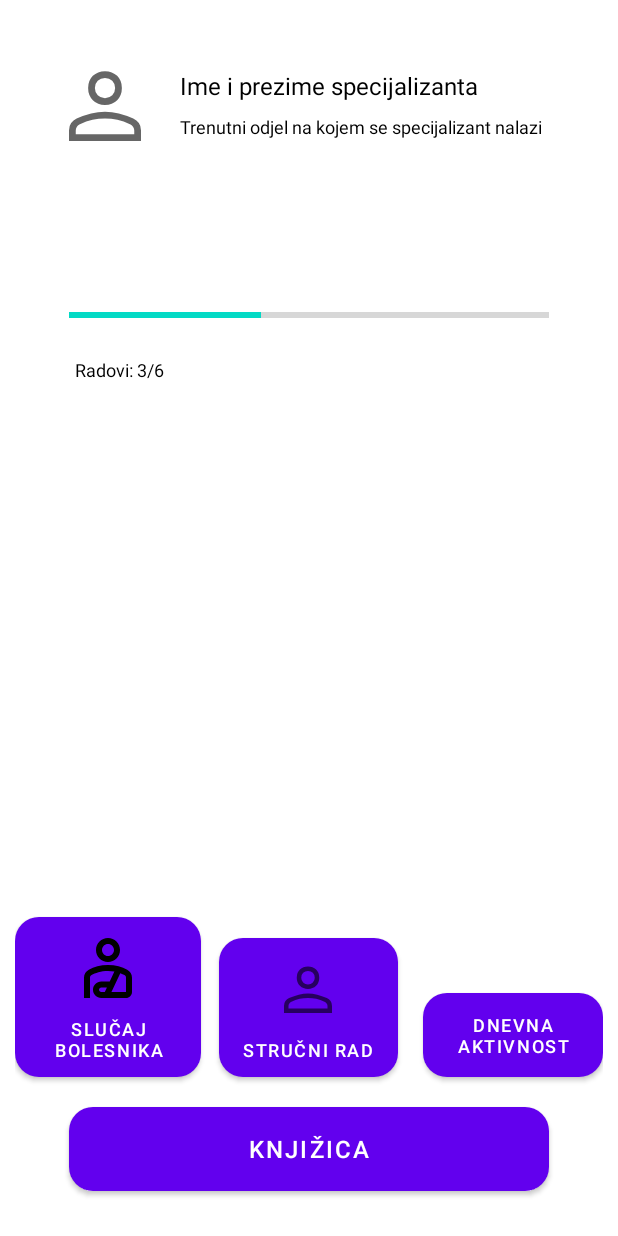
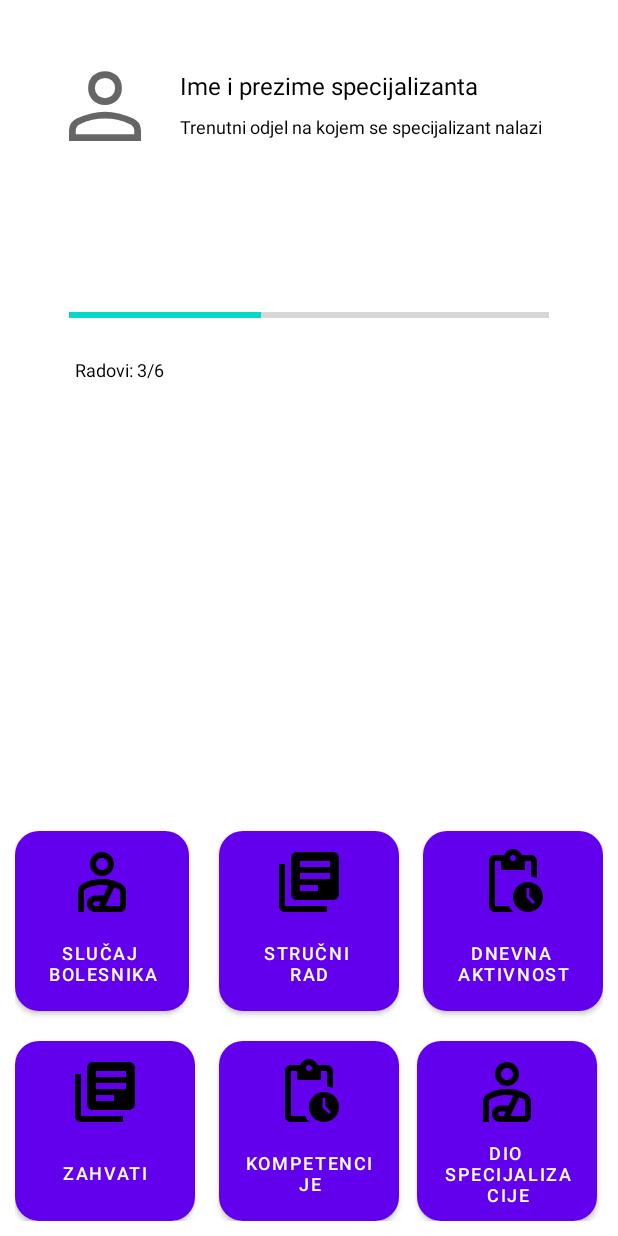
Before and after one commit to AIR-FOI-HR/AIR2211, an Android app: the layout mentor_pracenje_specijalizacije.xml on its own in the app's theme, with its tools: preview values and no code run, on a phone screen of 412 x 824 dp. Run offline under Robolectric (Android 15) with nearby library versions, the phone set to English and light mode, and no system bars.

Commit message:
Ispravljanje grešaka i popravak dizajna

```diff
--- a/Frontend/app/src/main/java/hr/foi/air/ednevnik/recyclerview_adapters/SlucajeviBolesnikaAdapter.kt
+++ b/Frontend/app/src/main/java/hr/foi/air/ednevnik/recyclerview_adapters/SlucajeviBolesnikaAdapter.kt
@@ -18,6 +18,12 @@ class SlucajeviBolesnikaAdapter (
         fun bind(slucajBolesnika: SlucajBolesnika) {
             binding.dnevnikNaslov.text = "${slucajBolesnika.datumSlucaj}"
             binding.tipUnosaDnevnik.text = slucajBolesnika.opisSlucaj
+        }
+
+        init {
+            itemView.setOnClickListener{
+                onItemClick?.invoke(slucajeviBolesnikaArrayList[adapterPosition])
+            }
         }
     }
 
--- /dev/null
+++ b/Frontend/app/src/main/res/drawable/ic_baseline_library_books_24.xml
@@ -0,0 +1,5 @@
+<vector android:autoMirrored="true" android:height="48dp"
+    android:tint="#000000" android:viewportHeight="24"
+    android:viewportWidth="24" android:width="48dp" xmlns:android="http://schemas.android.com/apk/res/android">
+    <path android:fillColor="@android:color/white" android:pathData="M4,6L2,6v14c0,1.1 0.9,2 2,2h14v-2L4,20L4,6zM20,2L8,2c-1.1,0 -2,0.9 -2,2v12c0,1.1 0.9,2 2,2h12c1.1,0 2,-0.9 2,-2L22,4c0,-1.1 -0.9,-2 -2,-2zM19,11L9,11L9,9h10v2zM15,15L9,15v-2h6v2zM19,7L9,7L9,5h10v2z"/>
+</vector>
--- /dev/null
+++ b/Frontend/app/src/main/res/drawable/ic_baseline_pending_actions_24.xml
@@ -0,0 +1,5 @@
+<vector android:height="48dp" android:tint="#000000"
+    android:viewportHeight="24" android:viewportWidth="24"
+    android:width="48dp" xmlns:android="http://schemas.android.com/apk/res/android">
+    <path android:fillColor="@android:color/white" android:pathData="M17,12c-2.76,0 -5,2.24 -5,5s2.24,5 5,5c2.76,0 5,-2.24 5,-5S19.76,12 17,12zM18.65,19.35l-2.15,-2.15V14h1v2.79l1.85,1.85L18.65,19.35zM18,3h-3.18C14.4,1.84 13.3,1 12,1S9.6,1.84 9.18,3H6C4.9,3 4,3.9 4,5v15c0,1.1 0.9,2 2,2h6.11c-0.59,-0.57 -1.07,-1.25 -1.42,-2H6V5h2v3h8V5h2v5.08c0.71,0.1 1.38,0.31 2,0.6V5C20,3.9 19.1,3 18,3zM12,5c-0.55,0 -1,-0.45 -1,-1c0,-0.55 0.45,-1 1,-1c0.55,0 1,0.45 1,1C13,4.55 12.55,5 12,5z"/>
+</vector>
--- a/Frontend/app/src/main/res/layout/mentor_dnevnik_prikaz_unosa.xml
+++ b/Frontend/app/src/main/res/layout/mentor_dnevnik_prikaz_unosa.xml
@@ -20,7 +20,7 @@
             android:layout_centerHorizontal="true"/>
 
         <TextView
-            android:id="@+id/tekstAktivnosti"
+            android:id="@+id/opisDnevnika"
             android:layout_width="match_parent"
             android:layout_height="wrap_content"
             android:layout_marginStart="10dp"
--- a/Frontend/app/src/main/res/layout/mentor_pracenje_specijalizacije.xml
+++ b/Frontend/app/src/main/res/layout/mentor_pracenje_specijalizacije.xml
@@ -68,24 +68,27 @@
 
         <Button
             android:id="@+id/strucniRad"
-            android:layout_width="wrap_content"
-            android:layout_height="wrap_content"
+            android:layout_width="120dp"
+            android:layout_height="120dp"
+            android:layout_above="@id/kompetencija"
             android:layout_centerHorizontal="true"
-            android:layout_above="@id/knjizicaGumb"
+            android:layout_marginStart="20dp"
+            android:layout_marginTop="20dp"
+            android:layout_marginEnd="12dp"
             android:background="@drawable/rounded_corner"
-            android:text="@string/strucniRad"
-            android:textSize="12sp"
+            android:drawableTop="@drawable/ic_baseline_library_books_24"
             android:elevation="10dp"
-            android:drawableTop="@drawable/person_48px"
-            />
+            android:text="@string/strucniRadGumb"
+            android:textSize="12sp" />
 
         <Button
             android:id="@+id/dnevnaAktivnost"
             android:layout_width="120dp"
-            android:layout_height="56dp"
-            android:layout_above="@id/knjizicaGumb"
+            android:layout_height="120dp"
+            android:layout_above="@id/dioSpecijalizacije"
             android:layout_alignParentEnd="true"
             android:background="@drawable/rounded_corner"
+            android:drawableTop="@drawable/ic_baseline_pending_actions_24"
             android:text="@string/dnevnaAktivnost"
             android:textSize="12sp"
             android:elevation="10dp"
@@ -93,11 +96,10 @@
 
         <Button
             android:id="@+id/slucajBolesnika"
-            android:layout_width="wrap_content"
-            android:layout_height="wrap_content"
-            android:layout_above="@id/knjizicaGumb"
+            android:layout_width="120dp"
+            android:layout_height="120dp"
+            android:layout_above="@id/zahvat"
             android:layout_alignParentStart="true"
-            android:layout_marginEnd="12dp"
             android:layout_toStartOf="@+id/strucniRad"
             android:background="@drawable/rounded_corner"
             android:drawableTop="@drawable/ic_outline_personal_injury_24"
@@ -105,19 +107,49 @@
             android:text="@string/slucajBolesnika"
             android:textSize="12sp" />
 
+        <Button
+            android:id="@+id/zahvat"
+            android:layout_width="120dp"
+            android:layout_height="120dp"
+            android:layout_centerHorizontal="true"
+            android:layout_marginTop="20dp"
+            android:layout_marginEnd="12dp"
+            android:background="@drawable/rounded_corner"
+            android:drawableTop="@drawable/ic_baseline_library_books_24"
+            android:elevation="10dp"
+            android:text="@string/zahvat"
+            android:textSize="12sp"
+            android:layout_alignParentBottom="true"
+            android:layout_alignParentStart="true"/>
 
         <Button
-            android:id="@+id/knjizicaGumb"
-            android:layout_width="320dp"
-            android:layout_height="56dp"
+            android:id="@+id/kompetencija"
+            android:layout_width="120dp"
+            android:layout_height="120dp"
             android:layout_alignParentBottom="true"
-            android:layout_centerHorizontal="true"
+            android:layout_centerInParent="true"
+            android:background="@drawable/rounded_corner"
+            android:drawableTop="@drawable/ic_baseline_pending_actions_24"
+            android:elevation="10dp"
             android:layout_marginTop="20dp"
-            android:layout_marginBottom="20dp"
+            android:text="@string/kompetencija"
+            android:textSize="12sp" />
+
+        <Button
+            android:id="@+id/dioSpecijalizacije"
+            android:layout_width="120dp"
+            android:layout_height="120dp"
+            android:layout_alignParentEnd="true"
+            android:layout_marginEnd="4dp"
+            android:layout_marginTop="20dp"
+            android:layout_toStartOf="@+id/strucniRad"
             android:background="@drawable/rounded_corner"
+            android:drawableTop="@drawable/ic_outline_personal_injury_24"
             android:elevation="10dp"
-            android:text="@string/knjizica"
-            android:textSize="16sp" />
+            android:text="@string/dioSpecijalizacije"
+            android:textSize="12sp"
+            android:layout_alignParentBottom="true"
+            />
 
     </RelativeLayout>
 
--- a/Frontend/app/src/main/res/values/strings.xml
+++ b/Frontend/app/src/main/res/values/strings.xml
@@ -22,6 +22,10 @@
     <string name="odjava">Odjavi se</string>
     <string name="promjeniLozinku">Promijeni lozinku</string>
     <string name="strucniRad">Stručni rad</string>
-    <string name="dnevnaAktivnost">Dnevna aktivnost</string>
-    <string name="slucajBolesnika">Slučaj bolesnika</string>
+    <string name="dnevnaAktivnost">Dnevna \naktivnost</string>
+    <string name="slucajBolesnika">Slučaj \nbolesnika</string>
+    <string name="strucniRadGumb">Stručni \nrad</string>
+    <string name="zahvat">Zahvati</string>
+    <string name="kompetencija">Kompetencije</string>
+    <string name="dioSpecijalizacije">Dio \nspecijalizacije</string>
 </resources>
```
Also changed, not shown: Frontend/app/src/main/java/hr/foi/air/ednevnik/fragment/PrikazUnosaDnevnikFragment.kt (added, +39 -0 lines), Frontend/app/src/main/java/hr/foi/air/ednevnik/fragment/SlucajeviBolesnikaFragment.kt (+9 -1 lines), Frontend/app/src/main/res/navigation/nav_main.xml (+17 -0 lines), Frontend/ws/src/main/java/com/example/ws/SlucajBolesnikaByIdApi.kt (added, +11 -0 lines), Frontend/ws/src/main/java/com/example/ws/WebServis.kt (+33 -4 lines).
